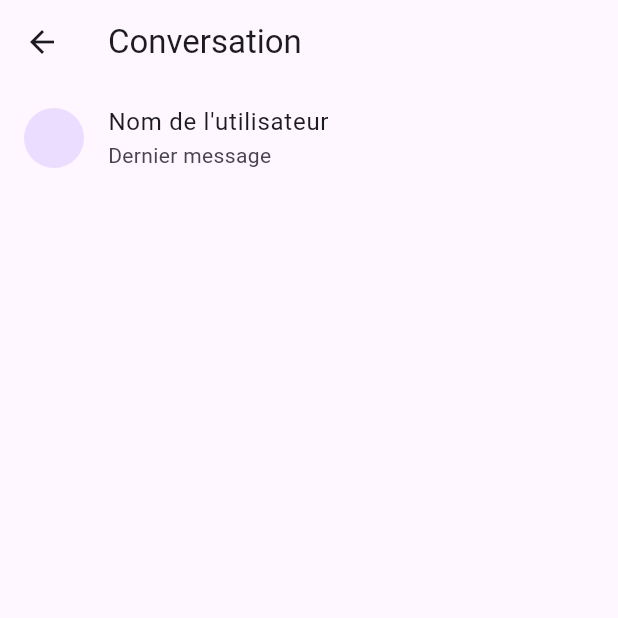
After one commit to ZitouniNidhal/messaging-app, a Flutter app: the ConversationPage screen opened by its route, on a phone screen of 412 x 824 dp, the top half of it. The commit adds this screen. Run offline on Flutter 3.47's test engine with Material 3 defaults, Android fonts, the phone set to English and light mode, and no system bars; our stand-ins replace cloud_firestore, firebase_auth, firebase_messaging, firebase_storage, image_picker; accounts and stored records are empty.

Commit message:
Another pages

```diff
--- /dev/null
+++ b/lib/ConversationPage.dart
@@ -0,0 +1,27 @@
+import 'package:flutter/material.dart';
+
+class ConversationPage extends StatelessWidget {
+  @override
+  Widget build(BuildContext context) {
+    return Scaffold(
+      appBar: AppBar(
+        title: const Text('Conversation'),
+      ),
+      body: ListView(
+        children: <Widget>[
+          ListTile(
+            leading: const CircleAvatar(
+                // Avatar de l'utilisateur avec qui la conversation est en cours
+                ),
+            title: const Text('Nom de l\'utilisateur'),
+            subtitle: const Text('Dernier message'),
+            onTap: () {
+              // Action pour ouvrir la conversation complète
+            },
+          ),
+          // Ajoutez d'autres messages ou interactions de conversation
+        ],
+      ),
+    );
+  }
+}
```
Also changed, not shown: lib/ContactsListPage.dart (added, +27 -0 lines), lib/ProfilePage.dart (added, +35 -0 lines), lib/SettingsPage.dart (added, +29 -0 lines), lib/main.dart (+12 -1 lines).
